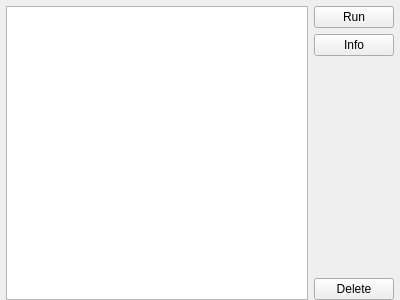
This is ui/ProgramsWidget.ui in kipr/botui as Qt 5 draws it before an edit. The edited form follows.
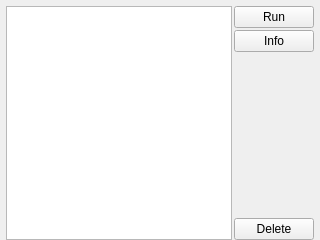
This is the edited form. Icons and pictures are not drawn.

Patch:
```diff
--- a/ui/ProgramsWidget.ui
+++ b/ui/ProgramsWidget.ui
@@ -6,8 +6,8 @@
    <rect>
     <x>0</x>
     <y>0</y>
-    <width>400</width>
-    <height>300</height>
+    <width>320</width>
+    <height>240</height>
    </rect>
   </property>
   <property name="windowTitle">
@@ -28,6 +28,9 @@
    </property>
    <item>
     <layout class="QHBoxLayout" name="horizontalLayout">
+     <property name="spacing">
+      <number>2</number>
+     </property>
      <item>
       <widget class="QListView" name="programs"/>
      </item>
```
Left out of the diff: 4 changed lines with no effect on the pictures.
